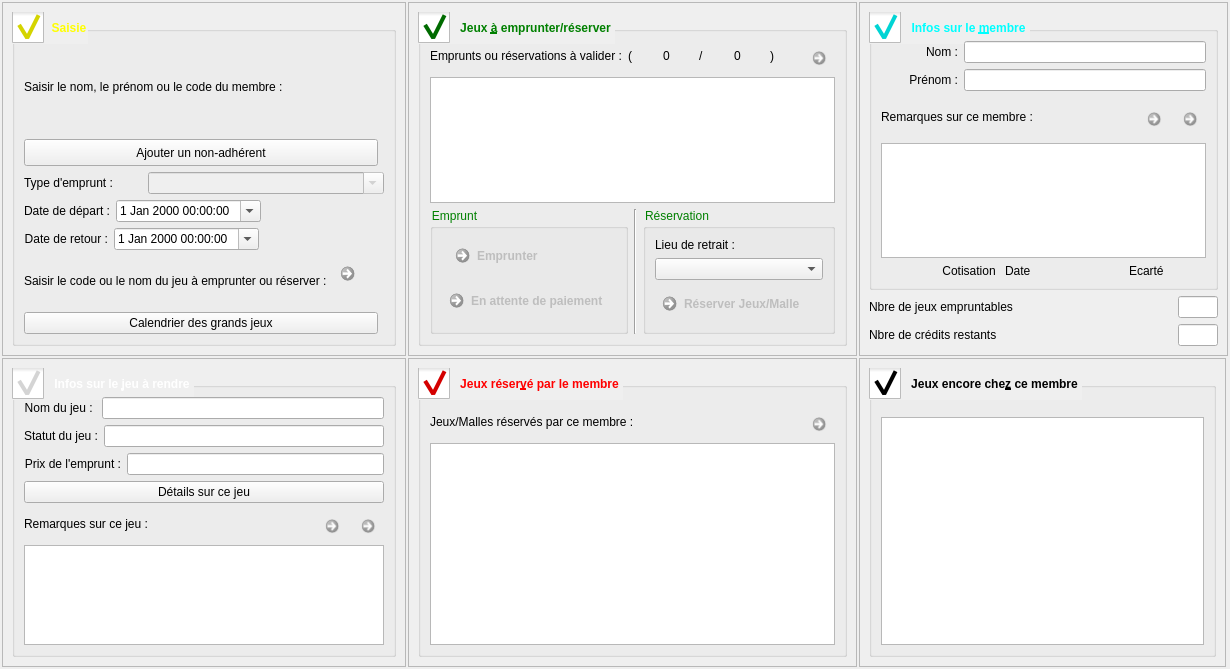
nivhg/ludopen, file f_emprunt.ui: the form before one commit.
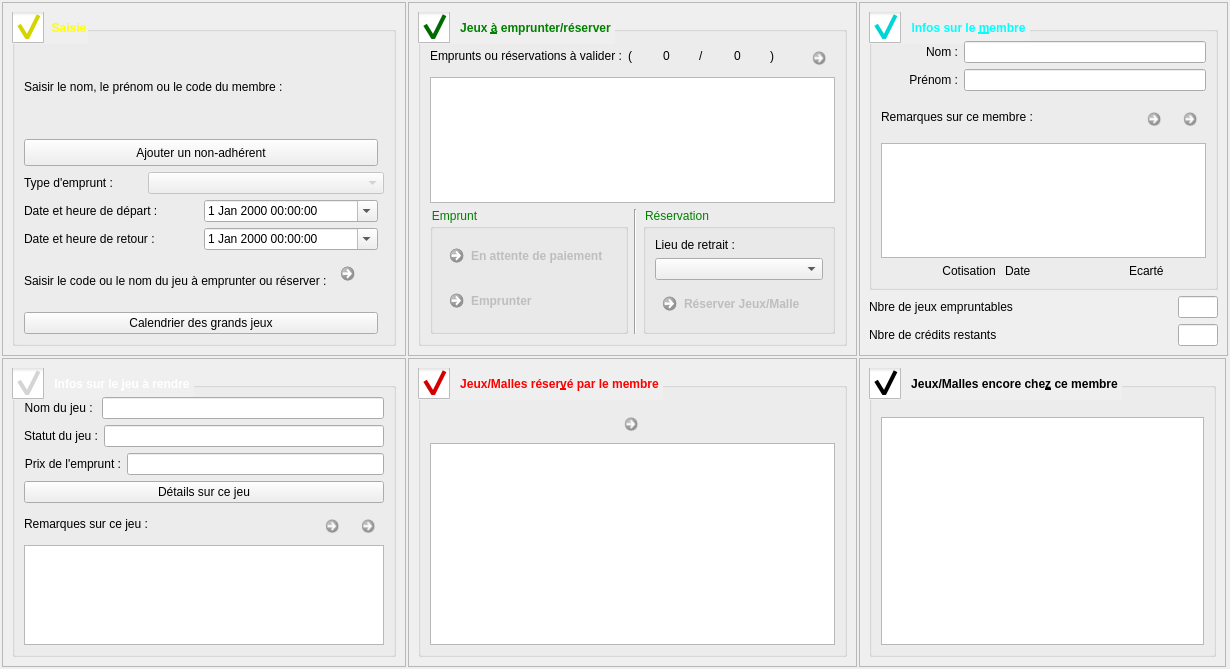
The form after the commit. Icons and pictures are not drawn.

Diff of the .ui file:
```diff
--- a/f_emprunt.ui
+++ b/f_emprunt.ui
@@ -291,7 +291,21 @@
             <string>Emprunt</string>
            </property>
            <layout class="QGridLayout" name="gridLayout_18">
-            <item row="0" column="1">
+            <item row="1" column="0" colspan="2">
+             <widget class="QCommandLinkButton" name="Bt_Regle">
+              <property name="enabled">
+               <bool>false</bool>
+              </property>
+              <property name="text">
+               <string>En attente de paiement</string>
+              </property>
+              <property name="icon">
+               <iconset resource="ImagesIcones.qrc">
+                <normaloff>:/Supprimer.png</normaloff>:/Supprimer.png</iconset>
+              </property>
+             </widget>
+            </item>
+            <item row="2" column="0">
              <widget class="QCommandLinkButton" name="Bt_ValiderEmprunt">
               <property name="enabled">
                <bool>false</bool>
@@ -323,20 +337,6 @@
               </property>
              </widget>
             </item>
-            <item row="1" column="0" colspan="2">
-             <widget class="QCommandLinkButton" name="Bt_Regle">
-              <property name="enabled">
-               <bool>false</bool>
-              </property>
-              <property name="text">
-               <string>En attente de paiement</string>
-              </property>
-              <property name="icon">
-               <iconset resource="ImagesIcones.qrc">
-                <normaloff>:/Supprimer.png</normaloff>:/Supprimer.png</iconset>
-              </property>
-             </widget>
-            </item>
            </layout>
           </widget>
          </item>
@@ -507,6 +507,49 @@
          <bool>true</bool>
         </property>
         <layout class="QGridLayout" name="gridLayout_15">
+         <item row="9" column="0">
+          <layout class="QGridLayout" name="gridLayout_14">
+           <property name="bottomMargin">
+            <number>0</number>
+           </property>
+           <item row="0" column="0">
+            <widget class="QLabel" name="Lb_Depart">
+             <property name="text">
+              <string>Date et heure de départ :</string>
+             </property>
+            </widget>
+           </item>
+           <item row="0" column="1">
+            <widget class="QDateTimeEdit" name="DtE_Depart">
+             <property name="enabled">
+              <bool>true</bool>
+             </property>
+             <property name="minimumSize">
+              <size>
+               <width>140</width>
+               <height>0</height>
+              </size>
+             </property>
+             <property name="calendarPopup">
+              <bool>true</bool>
+             </property>
+            </widget>
+           </item>
+          </layout>
+         </item>
+         <item row="1" column="0">
+          <widget class="QPushButton" name="Bt_AjoutNonAdherent">
+           <property name="minimumSize">
+            <size>
+             <width>0</width>
+             <height>27</height>
+            </size>
+           </property>
+           <property name="text">
+            <string>Ajouter un non-adhérent</string>
+           </property>
+          </widget>
+         </item>
          <item row="0" column="0">
           <layout class="QVBoxLayout" name="verticalLayout">
            <item>
@@ -528,18 +571,18 @@
           </layout>
          </item>
          <item row="11" column="0">
-          <layout class="QHBoxLayout" name="HLay11_2">
-           <item>
+          <layout class="QGridLayout" name="gridLayout_19">
+           <item row="0" column="0">
             <widget class="QLabel" name="Lb_Retour_2">
              <property name="text">
-              <string>Date de retour :</string>
+              <string>Date et heure de retour :</string>
              </property>
              <property name="alignment">
-              <set>Qt::AlignRight|Qt::AlignTrailing|Qt::AlignVCenter</set>
+              <set>Qt::AlignLeading|Qt::AlignLeft|Qt::AlignVCenter</set>
              </property>
             </widget>
            </item>
-           <item>
+           <item row="0" column="1">
             <widget class="QDateTimeEdit" name="DtE_Retour">
              <property name="enabled">
               <bool>true</bool>
@@ -555,33 +598,31 @@
              </property>
             </widget>
            </item>
-           <item>
-            <spacer name="horizontalSpacer_3">
-             <property name="orientation">
-              <enum>Qt::Horizontal</enum>
-             </property>
-             <property name="sizeHint" stdset="0">
-              <size>
-               <width>40</width>
-               <height>20</height>
-              </size>
-             </property>
-            </spacer>
-           </item>
           </layout>
          </item>
-         <item row="1" column="0">
-          <widget class="QPushButton" name="Bt_AjoutNonAdherent">
-           <property name="minimumSize">
-            <size>
-             <width>0</width>
-             <height>27</height>
-            </size>
+         <item row="7" column="0" colspan="2">
+          <layout class="QGridLayout" name="gridLayout_16" columnstretch="0,0,0" columnminimumwidth="0,0,0">
+           <property name="sizeConstraint">
+            <enum>QLayout::SetMaximumSize</enum>
            </property>
-           <property name="text">
-            <string>Ajouter un non-adhérent</string>
-           </property>
-          </widget>
+           <item row="0" column="0">
+            <widget class="QLabel" name="Lb_TypeEmprunt">
+             <property name="text">
+              <string>Type d'emprunt :</string>
+             </property>
+             <property name="alignment">
+              <set>Qt::AlignLeading|Qt::AlignLeft|Qt::AlignVCenter</set>
+             </property>
+            </widget>
+           </item>
+           <item row="0" column="1" colspan="2">
+            <widget class="QComboBox" name="CBx_TypeEmprunt">
+             <property name="enabled">
+              <bool>false</bool>
+             </property>
+            </widget>
+           </item>
+          </layout>
          </item>
          <item row="12" column="0">
           <layout class="QHBoxLayout" name="HLay15">
@@ -636,76 +677,6 @@
            </item>
           </layout>
          </item>
-         <item row="7" column="0" colspan="2">
-          <layout class="QGridLayout" name="gridLayout_16" columnstretch="0,0,0" columnminimumwidth="0,0,0">
-           <property name="sizeConstraint">
-            <enum>QLayout::SetMaximumSize</enum>
-           </property>
-           <item row="0" column="0">
-            <widget class="QLabel" name="Lb_TypeEmprunt">
-             <property name="text">
-              <string>Type d'emprunt :</string>
-             </property>
-             <property name="alignment">
-              <set>Qt::AlignLeading|Qt::AlignLeft|Qt::AlignVCenter</set>
-             </property>
-            </widget>
-           </item>
-           <item row="0" column="1" colspan="2">
-            <widget class="QComboBox" name="CBx_TypeEmprunt">
-             <property name="enabled">
-              <bool>false</bool>
-             </property>
-             <property name="editable">
-              <bool>true</bool>
-             </property>
-            </widget>
-           </item>
-          </layout>
-         </item>
-         <item row="9" column="0">
-          <layout class="QHBoxLayout" name="horizontalLayout_2">
-           <property name="bottomMargin">
-            <number>0</number>
-           </property>
-           <item>
-            <widget class="QLabel" name="Lb_Depart">
-             <property name="text">
-              <string>Date de départ :</string>
-             </property>
-            </widget>
-           </item>
-           <item>
-            <widget class="QDateTimeEdit" name="DtE_Depart">
-             <property name="enabled">
-              <bool>true</bool>
-             </property>
-             <property name="minimumSize">
-              <size>
-               <width>140</width>
-               <height>0</height>
-              </size>
-             </property>
-             <property name="calendarPopup">
-              <bool>true</bool>
-             </property>
-            </widget>
-           </item>
-           <item>
-            <spacer name="horizontalSpacer">
-             <property name="orientation">
-              <enum>Qt::Horizontal</enum>
-             </property>
-             <property name="sizeHint" stdset="0">
-              <size>
-               <width>40</width>
-               <height>20</height>
-              </size>
-             </property>
-            </spacer>
-           </item>
-          </layout>
-         </item>
          <item row="13" column="0">
           <widget class="QPushButton" name="Bt_CalendrierMalles">
            <property name="text">
@@ -757,7 +728,7 @@
 }</string>
         </property>
         <property name="title">
-         <string>Jeux réser&amp;vé par le membre</string>
+         <string>Jeux/Malles réser&amp;vé par le membre</string>
         </property>
         <property name="checkable">
          <bool>true</bool>
@@ -771,13 +742,6 @@
            <property name="topMargin">
             <number>10</number>
            </property>
-           <item>
-            <widget class="QLabel" name="Lb_JeuxReserves">
-             <property name="text">
-              <string>Jeux/Malles réservés par ce membre :</string>
-             </property>
-            </widget>
-           </item>
            <item>
             <widget class="QCommandLinkButton" name="Bt_SupprimerReservation">
              <property name="enabled">
@@ -1189,7 +1153,7 @@
 }</string>
         </property>
         <property name="title">
-         <string>Jeux encore che&amp;z ce membre</string>
+         <string>Jeux/Malles encore che&amp;z ce membre</string>
         </property>
         <property name="checkable">
          <bool>true</bool>
```
